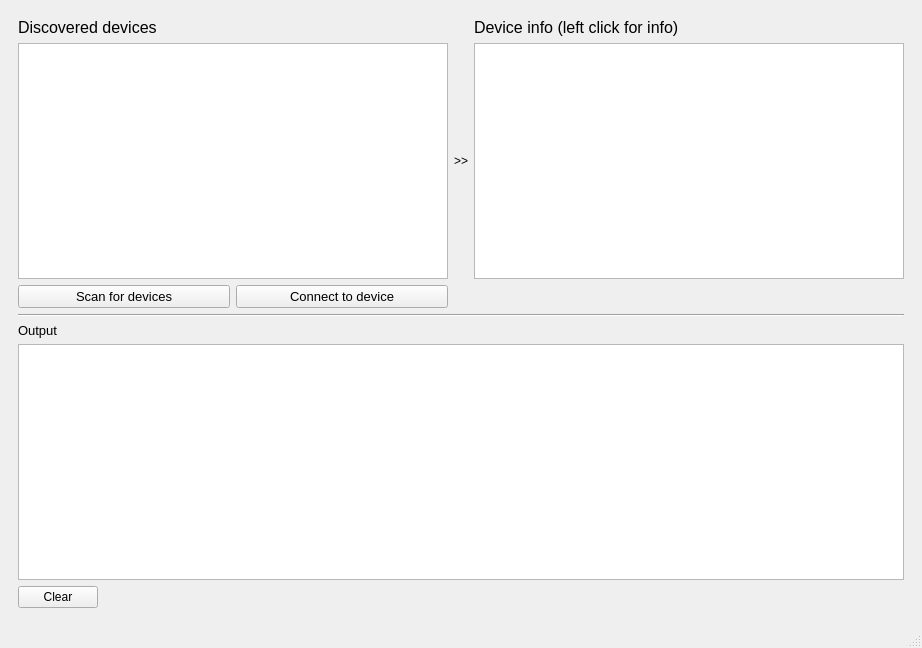
This is package/gui.ui in brex97/BLE_TEST_PythonApp as Qt 5 draws it before an edit. The edited form follows.
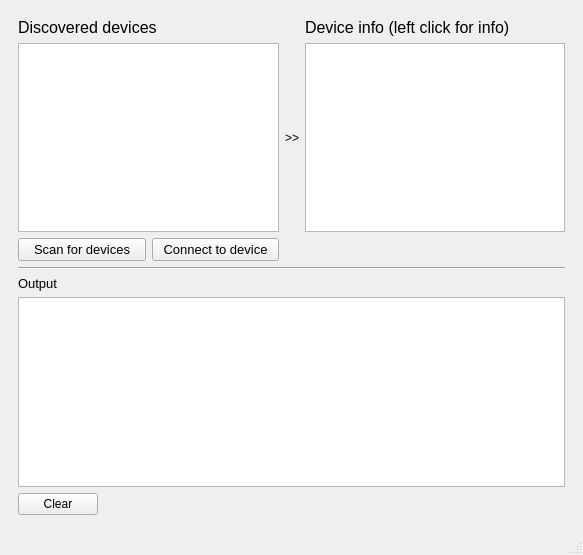
This is the edited form. Custom widgets are drawn as their Qt base class.

Diff of the .ui file:
```diff
--- a/package/gui.ui
+++ b/package/gui.ui
@@ -6,8 +6,8 @@
    <rect>
     <x>0</x>
     <y>0</y>
-    <width>922</width>
-    <height>648</height>
+    <width>583</width>
+    <height>555</height>
    </rect>
   </property>
   <property name="windowTitle">
```
Left out of the diff: 6 changed lines with no effect on the pictures.
